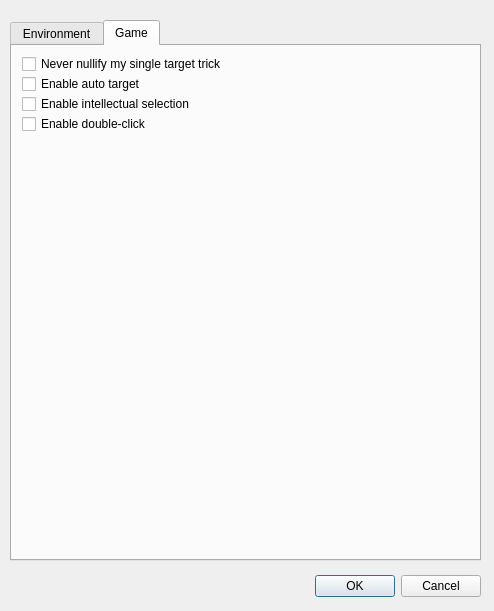
Above: src/dialog/configdialog.ui from Mogara/QSanguosha-For-Hegemony before the change. Below: the same form after it.
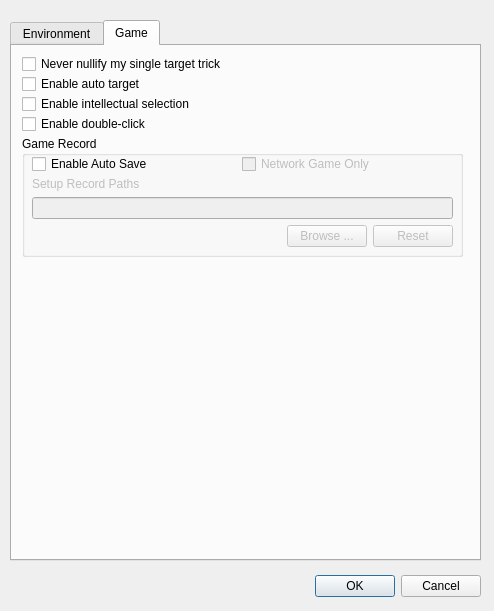
That is the form after the change. The open tabs and pages were chosen to show the change.

Commit message: auto save record

The edit to the form file:
```diff
--- a/src/dialog/configdialog.ui
+++ b/src/dialog/configdialog.ui
@@ -581,6 +581,127 @@
       <bool>false</bool>
      </property>
     </widget>
+    <widget class="QGroupBox" name="gameRecordGroupBox">
+     <property name="geometry">
+      <rect>
+       <x>10</x>
+       <y>90</y>
+       <width>441</width>
+       <height>121</height>
+      </rect>
+     </property>
+     <property name="title">
+      <string>Game Record</string>
+     </property>
+     <widget class="QWidget" name="verticalLayoutWidget">
+      <property name="geometry">
+       <rect>
+        <x>10</x>
+        <y>40</y>
+        <width>421</width>
+        <height>71</height>
+       </rect>
+      </property>
+      <layout class="QVBoxLayout" name="verticalLayout_6">
+       <item>
+        <layout class="QVBoxLayout" name="verticalLayout_7">
+         <item>
+          <widget class="QLabel" name="recordPathsSetupLabel">
+           <property name="enabled">
+            <bool>false</bool>
+           </property>
+           <property name="text">
+            <string>Setup Record Paths</string>
+           </property>
+          </widget>
+         </item>
+         <item>
+          <widget class="QLineEdit" name="recordPathsSetupLineEdit">
+           <property name="enabled">
+            <bool>false</bool>
+           </property>
+          </widget>
+         </item>
+        </layout>
+       </item>
+       <item>
+        <layout class="QHBoxLayout" name="horizontalLayout_7">
+         <item>
+          <spacer name="horizontalSpacer_3">
+           <property name="orientation">
+            <enum>Qt::Horizontal</enum>
+           </property>
+           <property name="sizeHint" stdset="0">
+            <size>
+             <width>40</width>
+             <height>20</height>
+            </size>
+           </property>
+          </spacer>
+         </item>
+         <item>
+          <widget class="QPushButton" name="browseRecordPathsButton">
+           <property name="enabled">
+            <bool>false</bool>
+           </property>
+           <property name="text">
+            <string>Browse ...</string>
+           </property>
+          </widget>
+         </item>
+         <item>
+          <widget class="QPushButton" name="resetRecordPathsButton">
+           <property name="enabled">
+            <bool>false</bool>
+           </property>
+           <property name="text">
+            <string>Reset</string>
+           </property>
+          </widget>
+         </item>
+        </layout>
+       </item>
+      </layout>
+     </widget>
+     <widget class="QCheckBox" name="networkOnlyCheckBox">
+      <property name="enabled">
+       <bool>false</bool>
+      </property>
+      <property name="geometry">
+       <rect>
+        <x>220</x>
+        <y>20</y>
+        <width>131</width>
+        <height>16</height>
+       </rect>
+      </property>
+      <property name="text">
+       <string>Network Game Only</string>
+      </property>
+      <property name="checkable">
+       <bool>true</bool>
+      </property>
+     </widget>
+     <widget class="QCheckBox" name="enableAutoSaveCheckBox">
+      <property name="geometry">
+       <rect>
+        <x>10</x>
+        <y>20</y>
+        <width>151</width>
+        <height>16</height>
+       </rect>
+      </property>
+      <property name="text">
+       <string>Enable Auto Save</string>
+      </property>
+      <property name="checkable">
+       <bool>true</bool>
+      </property>
+      <property name="checked">
+       <bool>false</bool>
+      </property>
+     </widget>
+    </widget>
    </widget>
   </widget>
   <widget class="QDialogButtonBox" name="buttonBox">
```
Left out of the diff: 2 changed lines with no effect on the pictures. The commit also changes 7 other files.
